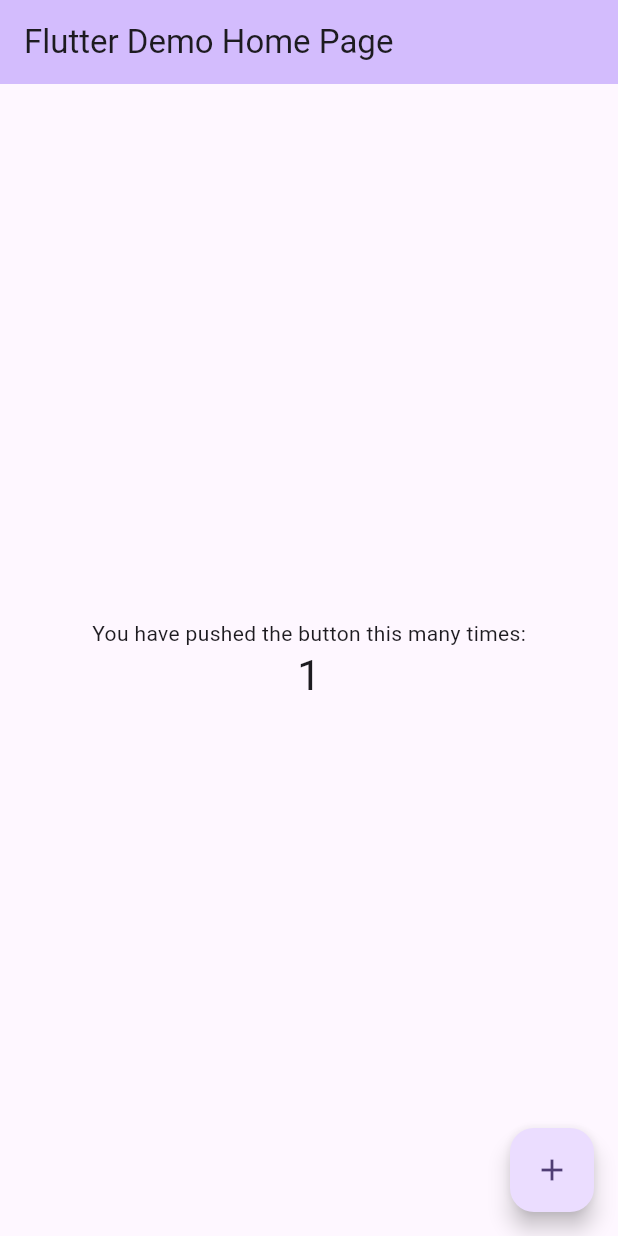
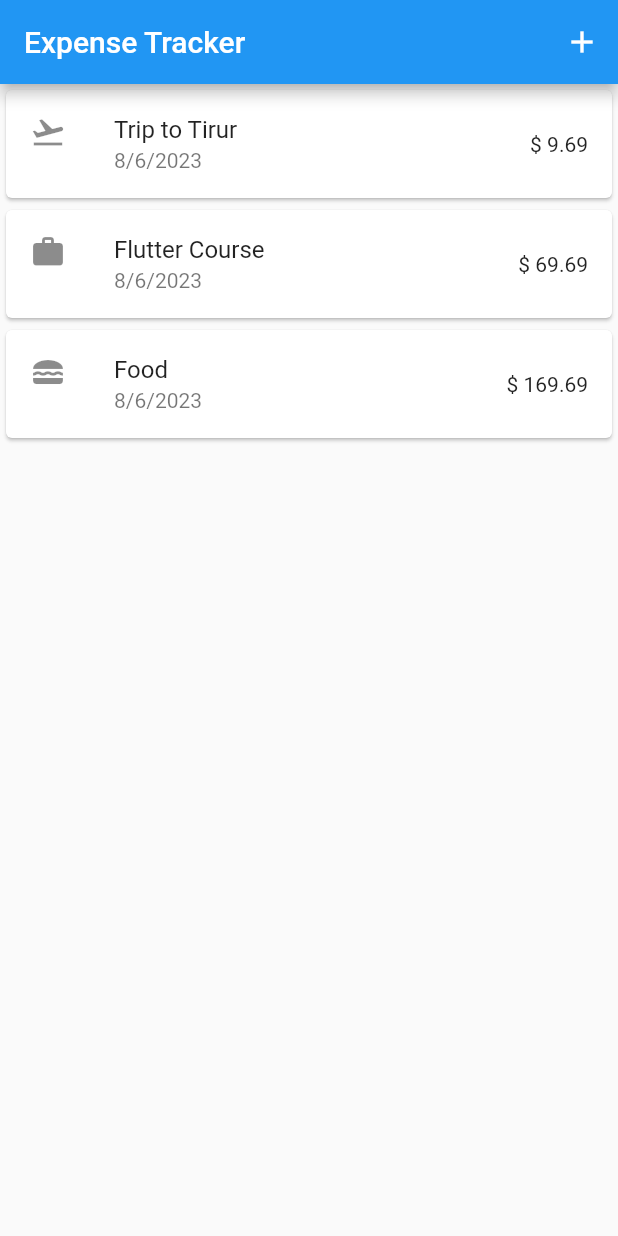
Before and after one commit to saleemsabid/expense_tracker, a Flutter app: the screen it shows after launch, after a tap on the "add" icon, on a phone screen of 412 x 824 dp. Run offline on Flutter 3.47's test engine with Material 2 defaults, Android fonts, the phone set to English and light mode, and no system bars.

```diff
--- a/lib/main.dart
+++ b/lib/main.dart
@@ -1,125 +1,12 @@
 import 'package:flutter/material.dart';
 
+//file imports
+import 'package:expense_tracker/widgets/expenses.dart';
+
 void main() {
-  runApp(const MyApp());
+  runApp(const MaterialApp(
+    debugShowCheckedModeBanner: false,
+    home: Expenses(),
+  ));
+  WidgetsFlutterBinding.ensureInitialized();
 }
-
-class MyApp extends StatelessWidget {
-  const MyApp({super.key});
-
-  // This widget is the root of your application.
-  @override
-  Widget build(BuildContext context) {
-    return MaterialApp(
-      title: 'Flutter Demo',
-      theme: ThemeData(
-        // This is the theme of your application.
-        //
-        // TRY THIS: Try running your application with "flutter run". You'll see
-        // the application has a blue toolbar. Then, without quitting the app,
-        // try changing the seedColor in the colorScheme below to Colors.green
-        // and then invoke "hot reload" (save your changes or press the "hot
-        // reload" button in a Flutter-supported IDE, or press "r" if you used
-        // the command line to start the app).
-        //
-        // Notice that the counter didn't reset back to zero; the application
-        // state is not lost during the reload. To reset the state, use hot
-        // restart instead.
-        //
-        // This works for code too, not just values: Most code changes can be
-        // tested with just a hot reload.
-        colorScheme: ColorScheme.fromSeed(seedColor: Colors.deepPurple),
-        useMaterial3: true,
-      ),
-      home: const MyHomePage(title: 'Flutter Demo Home Page'),
-    );
-  }
-}
-
-class MyHomePage extends StatefulWidget {
-  const MyHomePage({super.key, required this.title});
-
-  // This widget is the home page of your application. It is stateful, meaning
-  // that it has a State object (defined below) that contains fields that affect
-  // how it looks.
-
-  // This class is the configuration for the state. It holds the values (in this
-  // case the title) provided by the parent (in this case the App widget) and
-  // used by the build method of the State. Fields in a Widget subclass are
-  // always marked "final".
-
-  final String title;
-
-  @override
-  State<MyHomePage> createState() => _MyHomePageState();
-}
-
-class _MyHomePageState extends State<MyHomePage> {
-  int _counter = 0;
-
-  void _incrementCounter() {
-    setState(() {
-      // This call to setState tells the Flutter framework that something has
-      // changed in this State, which causes it to rerun the build method below
-      // so that the display can reflect the updated values. If we changed
-      // _counter without calling setState(), then the build method would not be
-      // called again, and so nothing would appear to happen.
-      _counter++;
-    });
-  }
-
-  @override
-  Widget build(BuildContext context) {
-    // This method is rerun every time setState is called, for instance as done
-    // by the _incrementCounter method above.
-    //
-    // The Flutter framework has been optimized to make rerunning build methods
-    // fast, so that you can just rebuild anything that needs updating rather
-    // than having to individually change instances of widgets.
-    return Scaffold(
-      appBar: AppBar(
-        // TRY THIS: Try changing the color here to a specific color (to
-        // Colors.amber, perhaps?) and trigger a hot reload to see the AppBar
-        // change color while the other colors stay the same.
-        backgroundColor: Theme.of(context).colorScheme.inversePrimary,
-        // Here we take the value from the MyHomePage object that was created by
-        // the App.build method, and use it to set our appbar title.
-        title: Text(widget.title),
-      ),
-      body: Center(
-        // Center is a layout widget. It takes a single child and positions it
-        // in the middle of the parent.
-        child: Column(
-          // Column is also a layout widget. It takes a list of children and
-          // arranges them vertically. By default, it sizes itself to fit its
-          // children horizontally, and tries to be as tall as its parent.
-          //
-          // Column has various properties to control how it sizes itself and
-          // how it positions its children. Here we use mainAxisAlignment to
-          // center the children vertically; the main axis here is the vertical
-          // axis because Columns are vertical (the cross axis would be
-          // horizontal).
-          //
-          // TRY THIS: Invoke "debug painting" (choose the "Toggle Debug Paint"
-          // action in the IDE, or press "p" in the console), to see the
-          // wireframe for each widget.
-          mainAxisAlignment: MainAxisAlignment.center,
-          children: <Widget>[
-            const Text(
-              'You have pushed the button this many times:',
-            ),
-            Text(
-              '$_counter',
-              style: Theme.of(context).textTheme.headlineMedium,
-            ),
-          ],
-        ),
-      ),
-      floatingActionButton: FloatingActionButton(
-        onPressed: _incrementCounter,
-        tooltip: 'Increment',
-        child: const Icon(Icons.add),
-      ), // This trailing comma makes auto-formatting nicer for build methods.
-    );
-  }
-}
--- /dev/null
+++ b/lib/models/expense.dart
@@ -0,0 +1,35 @@
+import 'package:flutter/material.dart';
+import 'package:uuid/uuid.dart';
+import 'package:intl/intl.dart';
+
+final formatter = DateFormat.yMd();
+
+const uuid = Uuid();
+
+enum Category { food, travel, leisure, work }
+
+const categoryIcons = {
+  Category.food: Icons.lunch_dining,
+  Category.travel: Icons.flight_takeoff,
+  Category.leisure: Icons.movie,
+  Category.work: Icons.work
+};
+
+class Expense {
+  Expense({
+    required this.title,
+    required this.amount,
+    required this.category,
+    required this.date,
+  }) : id = uuid.v4();
+
+  final String id;
+  final String title;
+  final Category category;
+  final double amount;
+  final DateTime date;
+
+  String get formattedDate {
+    return formatter.format(date);
+  }
+}
--- /dev/null
+++ b/lib/widgets/expenses.dart
@@ -0,0 +1,58 @@
+import 'package:expense_tracker/widgets/expenses_list/expenses_list.dart';
+import 'package:expense_tracker/models/expense.dart';
+import 'package:flutter/material.dart';
+
+class Expenses extends StatefulWidget {
+  const Expenses({super.key});
+
+  @override
+  State<Expenses> createState() {
+    return _ExpensesState();
+  }
+}
+
+class _ExpensesState extends State<Expenses> {
+  final List<Expense> _registeredExpenses = [
+    Expense(
+      title: 'Trip to Tirur',
+      amount: 9.69,
+      date: DateTime.now(),
+      category: Category.travel,
+    ),
+    Expense(
+      title: 'Flutter Course',
+      amount: 69.69,
+      date: DateTime.now(),
+      category: Category.work,
+    ),
+    Expense(
+      title: 'Food',
+      amount: 169.69,
+      date: DateTime.now(),
+      category: Category.food,
+    ),
+  ];
+
+  @override
+  Widget build(BuildContext context) {
+    return Scaffold(
+        appBar: AppBar(
+          title: const Text('Expense Tracker'),
+          actions: [
+            IconButton(
+              icon: const Icon(Icons.add),
+              onPressed: () {},
+            ),
+          ],
+        ),
+        body: SafeArea(
+          child: Center(
+            child: Column(
+              children: [
+                Expanded(child: ExpensesList(expenses: _registeredExpenses)),
+              ],
+            ),
+          ),
+        ));
+  }
+}
--- /dev/null
+++ b/lib/widgets/expenses_list/expense_item.dart
@@ -0,0 +1,18 @@
+import 'package:expense_tracker/models/expense.dart';
+import 'package:flutter/material.dart';
+
+class ExpenseItem extends StatelessWidget {
+  const ExpenseItem(this.expense, {super.key});
+  final Expense expense;
+  @override
+  Widget build(BuildContext context) {
+    return Card(
+      child: ListTile(
+        leading: Icon(categoryIcons[expense.category]),
+        title: Text(expense.title),
+        subtitle: Text(expense.formattedDate),
+        trailing: Text('\$ ${expense.amount.toStringAsFixed(2)}'),
+      ),
+    );
+  }
+}
--- /dev/null
+++ b/lib/widgets/expenses_list/expenses_list.dart
@@ -0,0 +1,19 @@
+import 'package:expense_tracker/models/expense.dart';
+import 'package:expense_tracker/widgets/expenses_list/expense_item.dart';
+
+import 'package:flutter/material.dart';
+
+class ExpensesList extends StatelessWidget {
+  const ExpensesList({super.key, required this.expenses});
+
+  final List<Expense> expenses;
+  @override
+  Widget build(BuildContext context) {
+    return ListView.builder(
+      itemCount: expenses.length,
+      itemBuilder: (ctx, index) {
+        return ExpenseItem(expenses[index]);
+      },
+    );
+  }
+}
--- a/pubspec.yaml
+++ b/pubspec.yaml
@@ -35,6 +35,8 @@ dependencies:
   # The following adds the Cupertino Icons font to your application.
   # Use with the CupertinoIcons class for iOS style icons.
   cupertino_icons: ^1.0.2
+  uuid: ^3.0.7
+  intl: ^0.18.1
 
 dev_dependencies:
   flutter_test:
```
Also changed, not shown: pubspec.lock, 1 other file.
